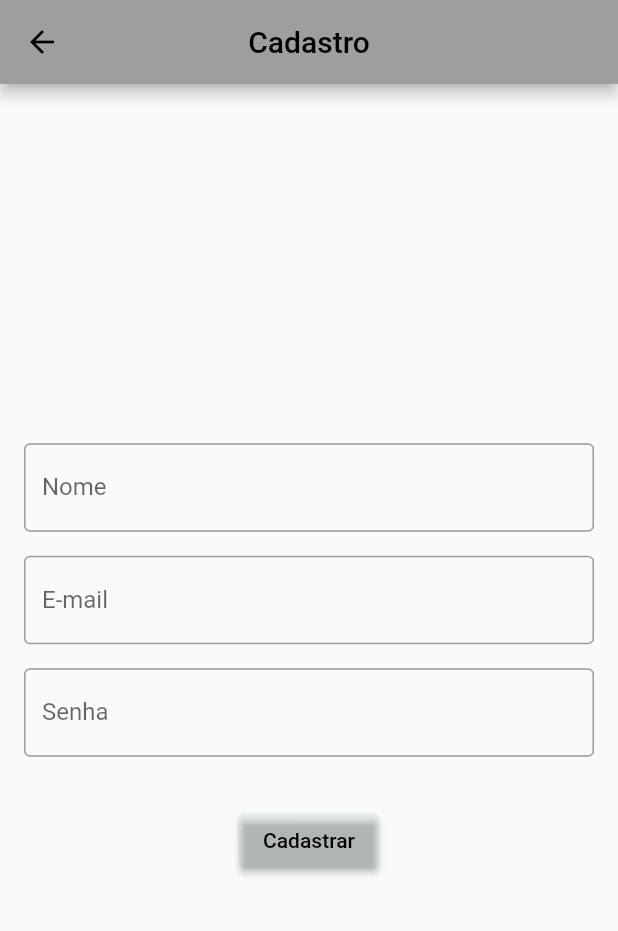
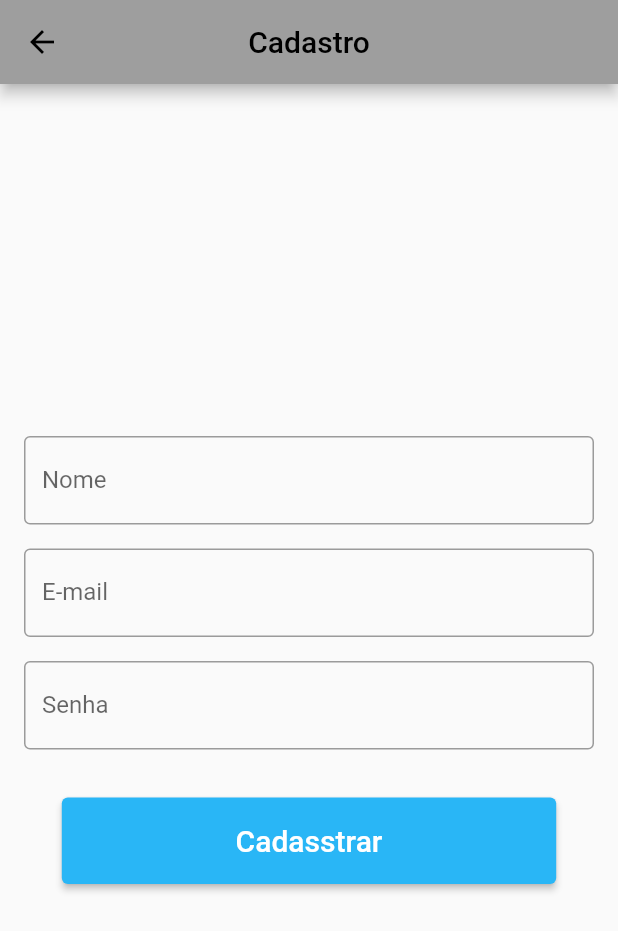
Before and after one commit to Lucasilvabr/MyWallet, a Flutter app: the secondpage screen opened directly, on a phone screen of 412 x 824 dp. Shown: the top 931 px of the screen. Run offline on Flutter 3.47's test engine with Material 2 defaults, Android fonts, the phone set to English and light mode, and no system bars; Roboto replaces fonts that are missing (Poppins).

Commit message:
enviando pendencias

```diff
--- a/lib/forgotpassword.dart
+++ b/lib/forgotpassword.dart
@@ -34,6 +34,12 @@ class _forgotpasswordPageState extends State<forgotpasswordPage> {
             ElevatedButton(
               onPressed: () {
                 // implementar recuperação de senha
+                // exibir mensagem
+                ScaffoldMessenger.of(context).showSnackBar(
+                  SnackBar(
+                    content: Text('Uma nova senha foi enviada para seu e-mail.'),
+                  ),
+                );
               },
               child: Text('Recuperar senha'),
             ),
--- a/lib/main.dart
+++ b/lib/main.dart
@@ -13,6 +13,7 @@ class MyApp extends StatelessWidget {
       theme: ThemeData(
         primarySwatch: Colors.grey,
       ),
+
       home: LoginPage(),
     );
   }
--- a/lib/secondpage.dart
+++ b/lib/secondpage.dart
@@ -1,6 +1,7 @@
 import 'package:flutter/src/widgets/framework.dart';
 import 'package:flutter/src/widgets/placeholder.dart';
 import 'package:flutter/material.dart';
+import 'package:flutter_application_1/loginpage.dart';
 
 class secondpage extends StatefulWidget {
   @override
@@ -12,8 +13,13 @@ class _secondpageState extends State<secondpage> {
   final TextEditingController emailController = TextEditingController();
   final TextEditingController senhaController = TextEditingController();
 
+
+
   @override
   Widget build(BuildContext context) {
+     final screenSize = MediaQuery.of(context).size;
+    final buttonWidth = screenSize.width * 0.8;
+    final buttonHeight = screenSize.height * 0.07;
     return Scaffold(
       appBar: AppBar(
         title: Text('Cadastro'),
@@ -51,13 +57,29 @@ class _secondpageState extends State<secondpage> {
             SizedBox(
   height: 32.0,
 ),
-ElevatedButton(
-  onPressed: () {},
-  child: Text('Cadastrar'),
-  style: ElevatedButton.styleFrom(
-    primary: Color.fromARGB(9, 27, 205, 98),
-  ),
-)
+SizedBox(
+                width: buttonWidth,
+                height: buttonHeight,
+                child: ElevatedButton(
+                  onPressed: () {
+                    Navigator.push(
+                      context,
+                      MaterialPageRoute(
+                        builder: (context) => LoginPage(),
+                      ),
+                    );
+                  },
+                  child: const Text('Cadasstrar',
+                      style: TextStyle(
+                          fontFamily: 'Poppins',
+                          fontSize: 20,
+                          color: Colors.white)),
+                  style: ButtonStyle(
+                    backgroundColor:
+                        MaterialStateProperty.all<Color>(const Color.fromRGBO(41, 182, 246, 100)),
+                  ),
+                ),
+              ),
           ],
         ),
       ),
```
Also changed, not shown: lib/loginpage.dart (+47 -4 lines), lib/sobrepage.dart (added, +59 -0 lines).
